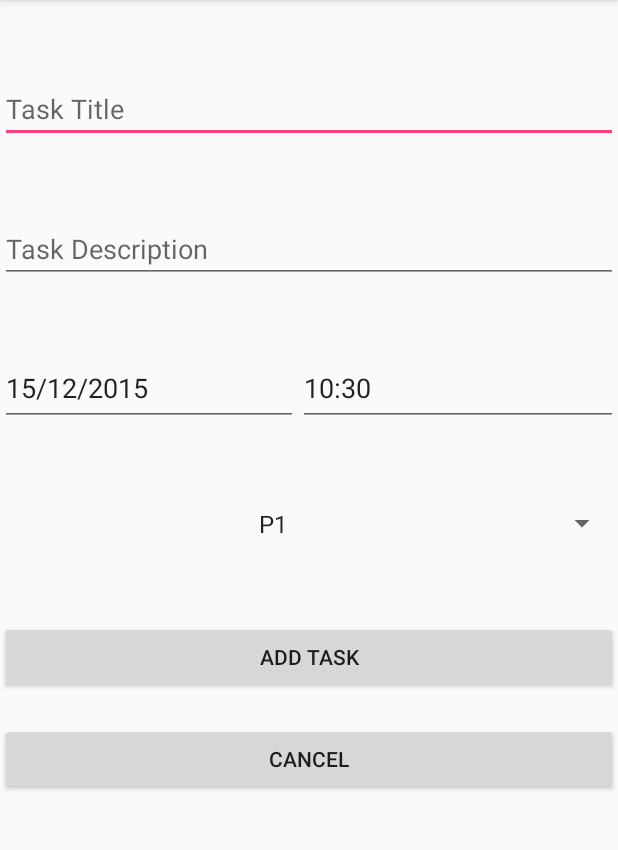
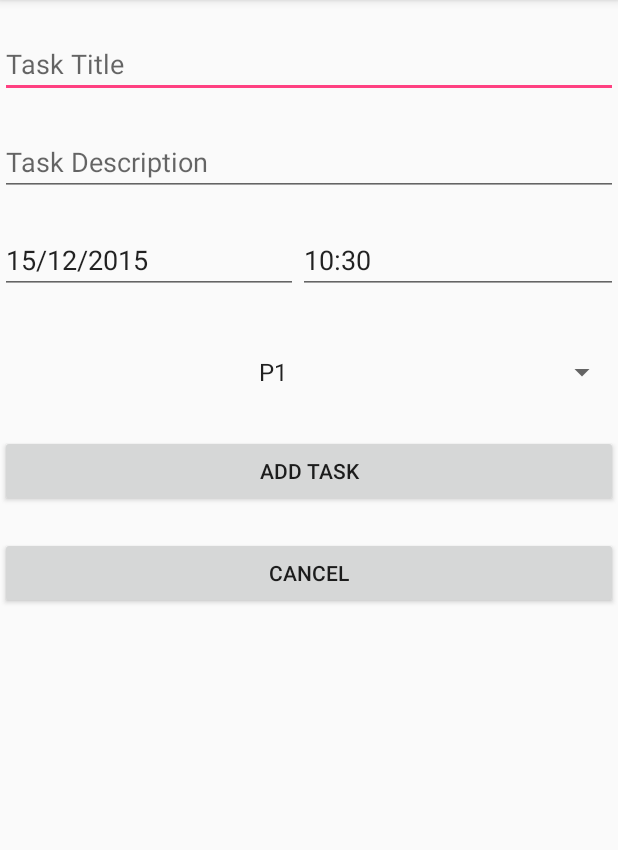
Before and after one commit to antonybritto/Todo-APP, an Android app: the fragment AddFragment shown on its own in the app's theme, on a phone screen of 412 x 824 dp, the part 84-934 px from its top. Run offline under Robolectric (Android 15) with nearby library versions, the phone set to English and light mode, and no system bars.

Commit message:
changing dimemsion

```diff
--- a/app/src/main/res/layout/fragment_add.xml
+++ b/app/src/main/res/layout/fragment_add.xml
@@ -11,8 +11,7 @@
         android:text=""
         android:layout_alignParentLeft="true"
         android:layout_alignParentStart="true"
-        android:layout_marginTop="50dp"
-        android:layout_marginBottom="48dp"
+        android:layout_marginTop="20dp"
         android:layout_alignParentRight="true"
         android:layout_alignParentEnd="true" />
 
@@ -24,17 +23,18 @@
         android:layout_below="@+id/title"
         android:layout_alignParentLeft="true"
         android:layout_alignParentStart="true"
-        android:layout_marginBottom="45dp"
+        android:layout_marginTop="20dp"
         android:layout_alignParentRight="true"
         android:layout_alignParentEnd="true" />
 
     <EditText
         android:layout_width="wrap_content"
-        android:layout_height="50dp"
+        android:layout_height="wrap_content"
         android:inputType="date"
         android:hint="Due Date"
         android:ems="10"
         android:id="@+id/dueDate"
+        android:layout_marginTop="20dp"
         android:layout_below="@+id/notes"
         android:layout_centerVertical="true"
         android:layout_alignParentLeft="true"
@@ -44,7 +44,8 @@
 
     <EditText
         android:layout_width="wrap_content"
-        android:layout_height="50dp"
+        android:layout_height="wrap_content"
+        android:layout_marginTop="20dp"
         android:inputType="time"
         android:hint="Due Time"
         android:ems="10"
@@ -60,7 +61,7 @@
         android:id="@+id/priority"
         android:entries="@array/priority"
         android:spinnerMode="dialog"
-        android:minHeight="50dp"
+        android:minHeight="20dp"
         android:layout_marginTop="40dp"
         android:textAlignment="center"
         android:layout_below="@+id/dueTime"
@@ -75,7 +76,7 @@
         android:text="ADD TASK"
         android:id="@+id/add"
         android:layout_below="@+id/priority"
-        android:layout_marginTop="40dp"
+        android:layout_marginTop="30dp"
         android:layout_alignParentLeft="true"
         android:layout_alignParentStart="true"
         android:layout_alignParentRight="true"
```
